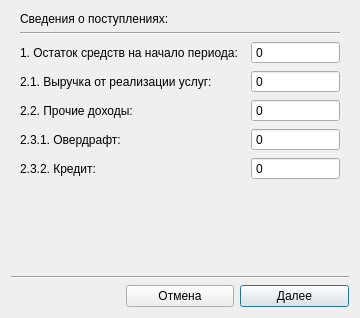
Before: the Qt Designer form designer/ui/fulfillmentoptiondialog.ui in Aleee/FinanceCalender, drawn with Qt 5.
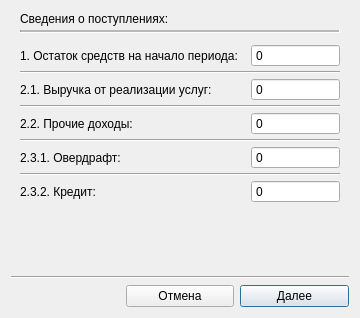
After: the same form once the commit is applied. The open tabs and pages were chosen to show the change. Custom widgets are drawn as their Qt base class.

Diff of the .ui file:
```diff
--- a/designer/ui/fulfillmentoptiondialog.ui
+++ b/designer/ui/fulfillmentoptiondialog.ui
@@ -379,22 +379,25 @@
      </widget>
      <widget class="QWidget" name="page_2">
       <layout class="QGridLayout" name="gridLayout_3">
-       <item row="1" column="0">
-        <widget class="QLabel" name="label_10">
-         <property name="text">
-          <string>Сведения о поступлениях:</string>
+       <property name="verticalSpacing">
+        <number>4</number>
+       </property>
+       <item row="11" column="0" colspan="2">
+        <widget class="Line" name="line_7">
+         <property name="orientation">
+          <enum>Qt::Orientation::Horizontal</enum>
          </property>
         </widget>
        </item>
-       <item row="5" column="0">
-        <widget class="QLabel" name="label_7">
-         <property name="text">
-          <string>2.2. Прочие доходы:</string>
+       <item row="7" column="0" colspan="2">
+        <widget class="Line" name="line_5">
+         <property name="orientation">
+          <enum>Qt::Orientation::Horizontal</enum>
          </property>
         </widget>
        </item>
        <item row="4" column="1">
-        <widget class="AutoSelectSpinbox" name="spb_21000">
+        <widget class="AutoSelectSpinbox" name="spb_10000">
          <property name="buttonSymbols">
           <enum>QAbstractSpinBox::ButtonSymbols::NoButtons</enum>
          </property>
@@ -409,15 +412,15 @@
          </property>
         </widget>
        </item>
-       <item row="3" column="0">
+       <item row="4" column="0">
         <widget class="QLabel" name="label_5">
          <property name="text">
           <string>1. Остаток средств на начало периода:  </string>
          </property>
         </widget>
        </item>
-       <item row="3" column="1">
-        <widget class="AutoSelectSpinbox" name="spb_10000">
+       <item row="10" column="1">
+        <widget class="AutoSelectSpinbox" name="spb_23100">
          <property name="buttonSymbols">
           <enum>QAbstractSpinBox::ButtonSymbols::NoButtons</enum>
          </property>
@@ -432,37 +435,37 @@
          </property>
         </widget>
        </item>
-       <item row="6" column="0">
+       <item row="10" column="0">
         <widget class="QLabel" name="label_8">
          <property name="text">
           <string>2.3.1. Овердрафт:</string>
          </property>
         </widget>
        </item>
-       <item row="4" column="0">
+       <item row="6" column="1">
+        <widget class="AutoSelectSpinbox" name="spb_21000">
+         <property name="buttonSymbols">
+          <enum>QAbstractSpinBox::ButtonSymbols::NoButtons</enum>
+         </property>
+         <property name="showGroupSeparator" stdset="0">
+          <bool>true</bool>
+         </property>
+         <property name="minimum">
+          <number>-999999999</number>
+         </property>
+         <property name="maximum">
+          <number>999999999</number>
+         </property>
+        </widget>
+       </item>
+       <item row="6" column="0">
         <widget class="QLabel" name="label_6">
          <property name="text">
           <string>2.1. Выручка от реализации услуг: </string>
          </property>
         </widget>
        </item>
-       <item row="5" column="1">
-        <widget class="AutoSelectSpinbox" name="spb_22000">
-         <property name="buttonSymbols">
-          <enum>QAbstractSpinBox::ButtonSymbols::NoButtons</enum>
-         </property>
-         <property name="showGroupSeparator" stdset="0">
-          <bool>true</bool>
-         </property>
-         <property name="minimum">
-          <number>-999999999</number>
-         </property>
-         <property name="maximum">
-          <number>999999999</number>
-         </property>
-        </widget>
-       </item>
-       <item row="7" column="1">
+       <item row="12" column="1">
         <widget class="AutoSelectSpinbox" name="spb_23200">
          <property name="buttonSymbols">
           <enum>QAbstractSpinBox::ButtonSymbols::NoButtons</enum>
@@ -478,7 +481,7 @@
          </property>
         </widget>
        </item>
-       <item row="8" column="0">
+       <item row="13" column="0">
         <spacer name="verticalSpacer_3">
          <property name="orientation">
           <enum>Qt::Orientation::Vertical</enum>
@@ -491,36 +494,83 @@
          </property>
         </spacer>
        </item>
-       <item row="7" column="0">
+       <item row="12" column="0">
         <widget class="QLabel" name="label_9">
          <property name="text">
           <string>2.3.2. Кредит:</string>
          </property>
         </widget>
        </item>
-       <item row="6" column="1">
-        <widget class="AutoSelectSpinbox" name="spb_23100">
-         <property name="buttonSymbols">
-          <enum>QAbstractSpinBox::ButtonSymbols::NoButtons</enum>
-         </property>
-         <property name="showGroupSeparator" stdset="0">
-          <bool>true</bool>
-         </property>
-         <property name="minimum">
-          <number>-999999999</number>
-         </property>
-         <property name="maximum">
-          <number>999999999</number>
+       <item row="1" column="0">
+        <widget class="QLabel" name="label_10">
+         <property name="text">
+          <string>Сведения о поступлениях:</string>
          </property>
         </widget>
        </item>
        <item row="2" column="0" colspan="2">
         <widget class="Line" name="line_2">
+         <property name="midLineWidth">
+          <number>2</number>
+         </property>
          <property name="orientation">
           <enum>Qt::Orientation::Horizontal</enum>
          </property>
         </widget>
        </item>
+       <item row="9" column="0" colspan="2">
+        <widget class="Line" name="line_6">
+         <property name="orientation">
+          <enum>Qt::Orientation::Horizontal</enum>
+         </property>
+        </widget>
+       </item>
+       <item row="8" column="0">
+        <widget class="QLabel" name="label_7">
+         <property name="text">
+          <string>2.2. Прочие доходы:</string>
+         </property>
+        </widget>
+       </item>
+       <item row="8" column="1">
+        <widget class="AutoSelectSpinbox" name="spb_22000">
+         <property name="buttonSymbols">
+          <enum>QAbstractSpinBox::ButtonSymbols::NoButtons</enum>
+         </property>
+         <property name="showGroupSeparator" stdset="0">
+          <bool>true</bool>
+         </property>
+         <property name="minimum">
+          <number>-999999999</number>
+         </property>
+         <property name="maximum">
+          <number>999999999</number>
+         </property>
+        </widget>
+       </item>
+       <item row="5" column="0" colspan="2">
+        <widget class="Line" name="line_4">
+         <property name="orientation">
+          <enum>Qt::Orientation::Horizontal</enum>
+         </property>
+        </widget>
+       </item>
+       <item row="3" column="0">
+        <spacer name="verticalSpacer_4">
+         <property name="orientation">
+          <enum>Qt::Orientation::Vertical</enum>
+         </property>
+         <property name="sizeType">
+          <enum>QSizePolicy::Policy::Fixed</enum>
+         </property>
+         <property name="sizeHint" stdset="0">
+          <size>
+           <width>20</width>
+           <height>7</height>
+          </size>
+         </property>
+        </spacer>
+       </item>
       </layout>
      </widget>
     </widget>
```
Left out of the diff: 7 changed lines with no effect on the pictures.
